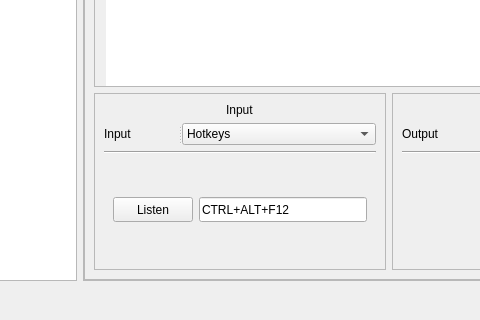
The window that UI/forms/OBSBasicSettings.ui (cpyarger/obs-studio) describes before a commit, drawn with Qt 5; both pictures show x 134 to 614 and y 296 to 616 of the 951 by 616 pixel window.
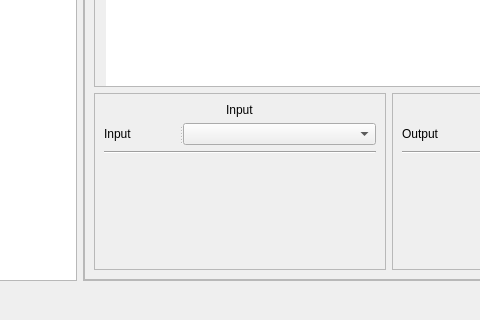
The same window after the commit. The open tabs and pages were chosen to show the change. Icons and pictures are not drawn. Custom widgets are drawn as their Qt base class.

Commit message: added hotkeys-widget

```diff
--- a/UI/forms/OBSBasicSettings.ui
+++ b/UI/forms/OBSBasicSettings.ui
@@ -4936,11 +4936,6 @@
                         <height>25</height>
                        </size>
                       </property>
-                      <item>
-                       <property name="text">
-                        <string>Hotkeys</string>
-                       </property>
-                      </item>
                      </widget>
                     </widget>
                    </item>
@@ -4968,36 +4963,6 @@
                      <property name="currentIndex">
                       <number>0</number>
                      </property>
-                     <widget class="QWidget" name="Hotkeys_2">
-                      <layout class="QGridLayout" name="gridLayout_10">
-                       <item row="0" column="0">
-                        <widget class="QPushButton" name="pushButton_10">
-                         <property name="maximumSize">
-                          <size>
-                           <width>16777215</width>
-                           <height>25</height>
-                          </size>
-                         </property>
-                         <property name="text">
-                          <string>Listen</string>
-                         </property>
-                        </widget>
-                       </item>
-                       <item row="0" column="1">
-                        <widget class="QLineEdit" name="lineEdit_2">
-                         <property name="maximumSize">
-                          <size>
-                           <width>16777215</width>
-                           <height>25</height>
-                          </size>
-                         </property>
-                         <property name="text">
-                          <string>CTRL+ALT+F12</string>
-                         </property>
-                        </widget>
-                       </item>
-                      </layout>
-                     </widget>
                     </widget>
                    </item>
                    <item row="2" column="0">
```
Left out of the diff: 4 changed lines with no effect on the pictures. The commit also changes 9 other files.
